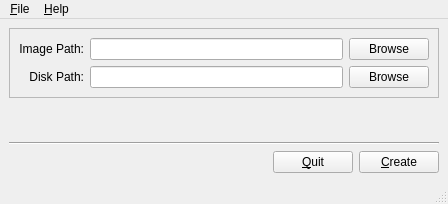
The window that staj-projeleri/puding/data/ui/qtMain.ui (pars-linux/uludag) describes before a commit, drawn with Qt 5.
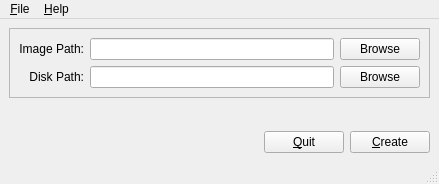
The same window after the commit.

Commit message: now checksum function supports progress for ProgressBar. And add warning dialog function for qt-gui, but still not working correctly.

The edit to the form file:
```diff
--- a/staj-projeleri/puding/data/ui/qtMain.ui
+++ b/staj-projeleri/puding/data/ui/qtMain.ui
@@ -6,14 +6,14 @@
    <rect>
     <x>0</x>
     <y>0</y>
-    <width>448</width>
-    <height>204</height>
+    <width>439</width>
+    <height>184</height>
    </rect>
   </property>
   <property name="minimumSize">
    <size>
-    <width>448</width>
-    <height>204</height>
+    <width>439</width>
+    <height>184</height>
    </size>
   </property>
   <property name="windowTitle">
@@ -86,13 +86,6 @@
       </property>
      </spacer>
     </item>
-    <item>
-     <widget class="Line" name="line">
-      <property name="orientation">
-       <enum>Qt::Horizontal</enum>
-      </property>
-     </widget>
-    </item>
     <item>
      <layout class="QHBoxLayout" name="horizontalLayout">
       <item>
@@ -131,8 +124,8 @@
     <rect>
      <x>0</x>
      <y>0</y>
-     <width>448</width>
-     <height>27</height>
+     <width>439</width>
+     <height>23</height>
     </rect>
    </property>
    <widget class="QMenu" name="menuFile">
```
The commit also changes 3 other files.
